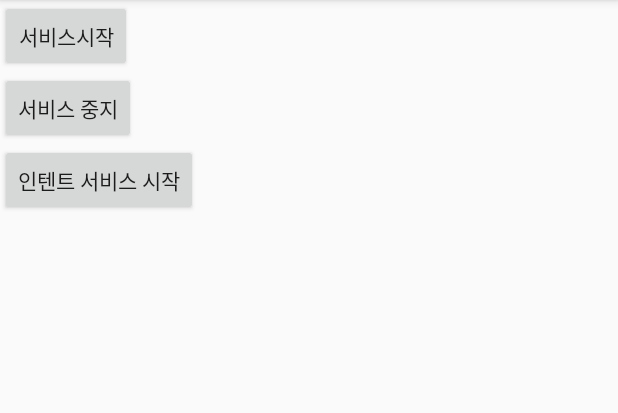
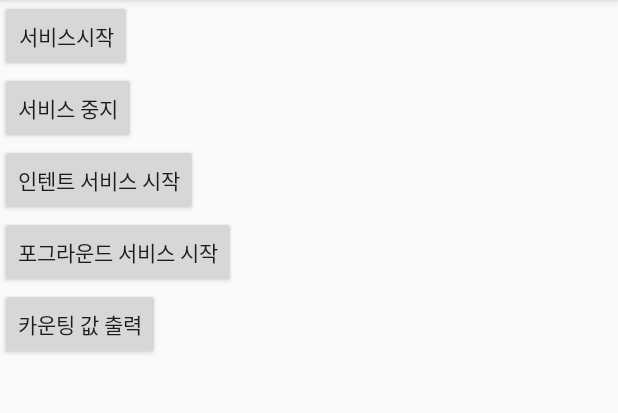
Before and after one commit to yeonyang9421/Self_Study_Service, an Android app: the screen it shows after launch (MainActivity), on a phone screen of 412 x 824 dp, the part 84-497 px from its top. Run offline under Robolectric (Android 15) with nearby library versions, the phone set to English and light mode, and no system bars; 1 statement that could not run was skipped.

Commit message:
서비스, 인텐트 서비스 -> 서비스 시작 후 종료버튼이 눌리기 전에는 서비스가 종료되지 않으며, 자신이 작업이 끝난 후에는 자동으로 destroy되어 자원을 돌려준다. foreground service(알림으로 앱이 실행중임을 알려주는 서비스), 바인드 서비스(앱이 보이지 않아도 알림에서 작업을 계속 액티비티와 연결되어 실행 할 수 있는 서비스 예로 음악 플레이어는 앱이 보이지 않아도 알림으로 음악이 재생 중임을 알림으로 받아서 실행을 계속 할 수 있다.

```diff
--- a/app/src/main/java/kr/co/woobi/imyeon/self_study_service/MainActivity.java
+++ b/app/src/main/java/kr/co/woobi/imyeon/self_study_service/MainActivity.java
@@ -1,12 +1,19 @@
 package kr.co.woobi.imyeon.self_study_service;
 
+import android.content.ComponentName;
 import android.content.Intent;
+import android.content.ServiceConnection;
+import android.os.Build;
+import android.os.IBinder;
 import android.support.v7.app.AppCompatActivity;
 import android.os.Bundle;
 import android.view.View;
+import android.widget.Toast;
 
 public class MainActivity extends AppCompatActivity {
-        private  int mCount;
+    private MyService myService;
+    private  boolean mBound;
+
     @Override
     protected void onCreate(Bundle savedInstanceState) {
         super.onCreate(savedInstanceState);
@@ -28,4 +35,52 @@ public class MainActivity extends AppCompatActivity {
         Intent intent=new Intent(this, MyService.class);
         startService(intent);
     }
+
+    public void onStatForegroundService(View view) {
+        Intent intent=new Intent(this, MyService.class);
+        intent.setAction("startForeground");
+            if (Build.VERSION.SDK_INT >= Build.VERSION_CODES.O) {
+                startForegroundService(intent);
+            }else{
+            startService(intent);
+        }
+    }
+
+    @Override
+    protected void onStart() {
+        super.onStart();
+        Intent intent=new Intent(this, MyService.class);
+        bindService(intent, mConnection, BIND_AUTO_CREATE);
+
+    }
+
+    @Override
+    protected void onStop() {
+        super.onStop();
+        if(mBound){
+            unbindService(mConnection);
+            mBound=false;
+        }
+    }
+
+    private ServiceConnection mConnection  = new ServiceConnection() {
+        @Override
+        public void onServiceConnected(ComponentName name, IBinder service) {
+            MyService.MyBinder binder = (MyService.MyBinder)service;
+            myService = binder.getService();
+            mBound=true;
+        }
+
+        @Override
+        public void onServiceDisconnected(ComponentName name) {
+            //예기치못한 상황에서 종료되었을떄 호출되는 함수
+
+        }
+    };
+
+    public void getCountValue(View view) {
+        if(mBound) {
+            Toast.makeText(this, "카운팅 : " + myService.getCount(), Toast.LENGTH_SHORT).show();
+        }
+    }
 }
--- a/app/src/main/res/layout/activity_main.xml
+++ b/app/src/main/res/layout/activity_main.xml
@@ -4,25 +4,36 @@
     xmlns:tools="http://schemas.android.com/tools"
     android:layout_width="match_parent"
     android:layout_height="match_parent"
-    tools:context=".MainActivity"
-    android:orientation="vertical">
-
-<Button
-    android:onClick="onStartService"
-    android:text="서비스시작"
-    android:layout_width="wrap_content"
-    android:layout_height="wrap_content" />
+    android:orientation="vertical"
+    tools:context=".MainActivity">
 
     <Button
-        android:onClick="onStopService"
         android:layout_width="wrap_content"
         android:layout_height="wrap_content"
-        android:text="서비스 중지"/>
+        android:onClick="onStartService"
+        android:text="서비스시작" />
 
     <Button
-        android:onClick="onStatIntentService"
         android:layout_width="wrap_content"
         android:layout_height="wrap_content"
-        android:text="인텐트 서비스 시작"/>
+        android:onClick="onStopService"
+        android:text="서비스 중지" />
 
+    <Button
+        android:layout_width="wrap_content"
+        android:layout_height="wrap_content"
+        android:onClick="onStatIntentService"
+        android:text="인텐트 서비스 시작" />
+
+    <Button
+        android:layout_width="wrap_content"
+        android:layout_height="wrap_content"
+        android:onClick="onStatForegroundService"
+        android:text="포그라운드 서비스 시작" />
+
+    <Button
+        android:layout_width="wrap_content"
+        android:layout_height="wrap_content"
+        android:onClick="getCountValue"
+        android:text="카운팅 값 출력" />
 </LinearLayout>
```
Also changed, not shown: app/src/main/java/kr/co/woobi/imyeon/self_study_service/MyService.java (+52 -12 lines).
